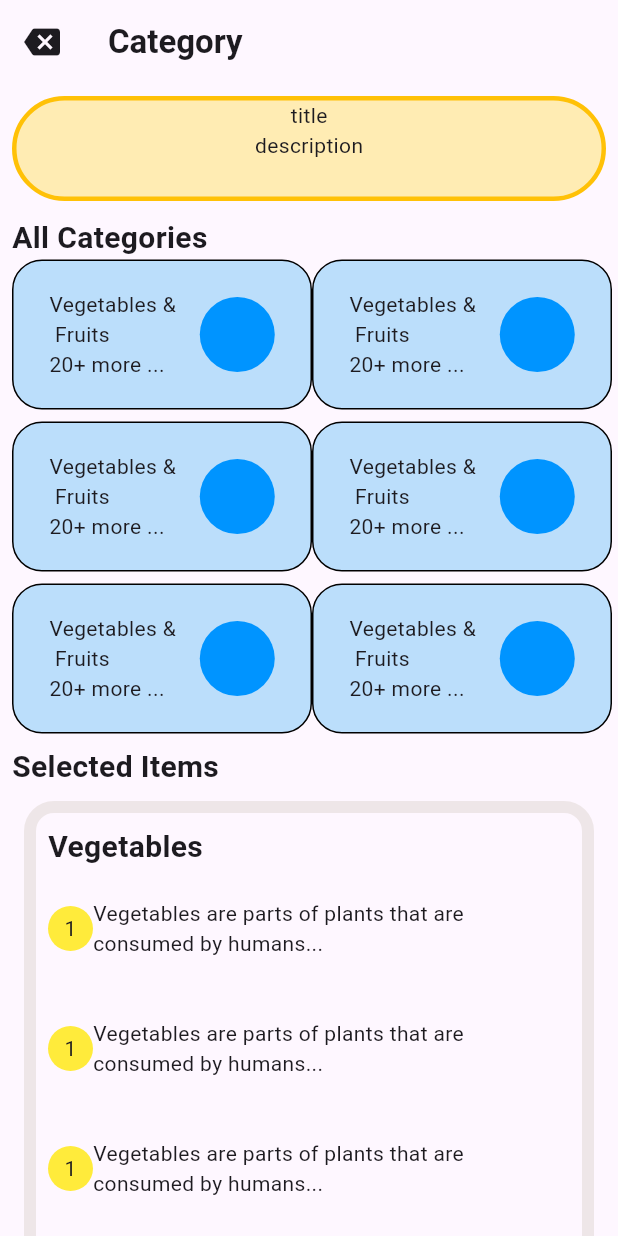
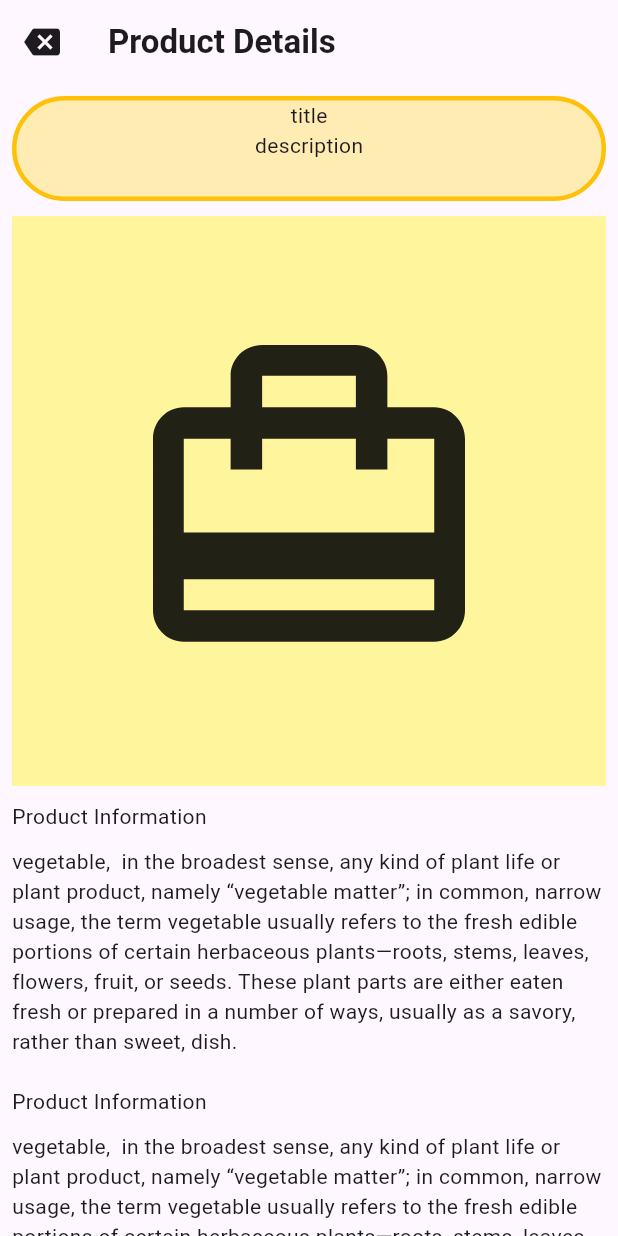
Before and after one commit to Ramesh-Kaushika/flutter_fund, a Flutter app: the screen it shows after launch, on a phone screen of 412 x 824 dp. Run offline on Flutter 3.47's test engine with Material 3 defaults, Android fonts, the light colour scheme and no system bars.

Commit message:
pending product details page

```diff
--- a/lib/main.dart
+++ b/lib/main.dart
@@ -637,10 +637,8 @@
 //   }
 // }
 
-
 import 'package:flutter/material.dart';
-import 'package:my_firstapp/pages/category_page/category_page.dart';
-
+import 'package:my_firstapp/pages/product_det_page/product_det.dart';
 
 void main() {
   runApp(const MyApp());
@@ -655,7 +653,8 @@ class MyApp extends StatelessWidget {
       debugShowCheckedModeBanner: false,
       title: "App 02",
       // home: AppBarWid()
-      home: CategoryPageWid(),
+      // home: CategoryPageWid(),
+      home: ProductDetails(),
     );
   }
 }
--- /dev/null
+++ b/lib/pages/product_det_page/price_list.dart
@@ -0,0 +1,15 @@
+import 'package:flutter/material.dart';
+import 'package:my_firstapp/pages/category_page/item_desc.dart';
+
+class PriceListWid extends StatelessWidget {
+  const PriceListWid({super.key});
+
+  @override
+  Widget build(BuildContext context) {
+    return Container(
+      child: const Row(
+        children: [],
+      ),
+    );
+  }
+}
--- /dev/null
+++ b/lib/pages/product_det_page/product_det.dart
@@ -0,0 +1,73 @@
+import 'package:flutter/material.dart';
+import 'package:my_firstapp/pages/product_det_page/price_list.dart';
+import 'package:my_firstapp/pages/widgets/shared/notification_card.dart';
+
+class ProductDetails extends StatelessWidget {
+  const ProductDetails({super.key});
+
+  @override
+  Widget build(BuildContext context) {
+    return Scaffold(
+      appBar: AppBar(
+        leading: const Icon(Icons.backspace),
+        title: const Text(
+          "Product Details",
+          style: TextStyle(fontWeight: FontWeight.bold),
+        ),
+      ),
+      body: SingleChildScrollView(
+        child: Padding(
+          padding: const EdgeInsets.all(8.0),
+          child: Column(
+            crossAxisAlignment: CrossAxisAlignment.start,
+            children: [
+              const NotifiCard(),
+              const SizedBox(
+                height: 10,
+              ),
+              Container(
+                width: double.infinity,
+                height: 380,
+                decoration: BoxDecoration(color: Colors.yellow[200]),
+                child: const Center(
+                  child: Icon(
+                    Icons.card_travel,
+                    size: 250,
+                  ),
+                ),
+              ),
+              const SizedBox(
+                height: 10,
+              ),
+              const Text("Product Information"),
+              const SizedBox(
+                height: 10,
+              ),
+              const Text(
+                  "vegetable,  in the broadest sense, any kind of plant life or plant product, namely “vegetable matter”; in common, narrow usage, the term vegetable usually refers to the fresh edible portions of certain herbaceous plants—roots, stems, leaves, flowers, fruit, or seeds. These plant parts are either eaten fresh or prepared in a number of ways, usually as a savory, rather than sweet, dish."),
+              const SizedBox(
+                height: 10,
+              ),
+               const SizedBox(
+                height: 10,
+              ),
+              const Text("Product Information"),
+              const SizedBox(
+                height: 10,
+              ),
+              const Text(
+                  "vegetable,  in the broadest sense, any kind of plant life or plant product, namely “vegetable matter”; in common, narrow usage, the term vegetable usually refers to the fresh edible portions of certain herbaceous plants—roots, stems, leaves, flowers, fruit, or seeds. These plant parts are either eaten fresh or prepared in a number of ways, usually as a savory, rather than sweet, dish."),
+              const SizedBox(
+                height: 10,
+              ),
+              const Text("Price List"),
+              const Divider(),
+               const PriceListWid(),
+
+            ],
+          ),
+        ),
+      ),
+    );
+  }
+}
--- a/lib/widgets/rev_card.dart
+++ b/lib/widgets/rev_card.dart
@@ -26,6 +26,7 @@ class RevCard extends StatelessWidget {
                 "Vegetables",
                 style: TextStyle(fontSize: 20, fontWeight: FontWeight.bold),
               ),
+              const ItemDesc(),
               const ItemDesc(),
               const ItemDesc(),
               const ItemDesc(),
```
